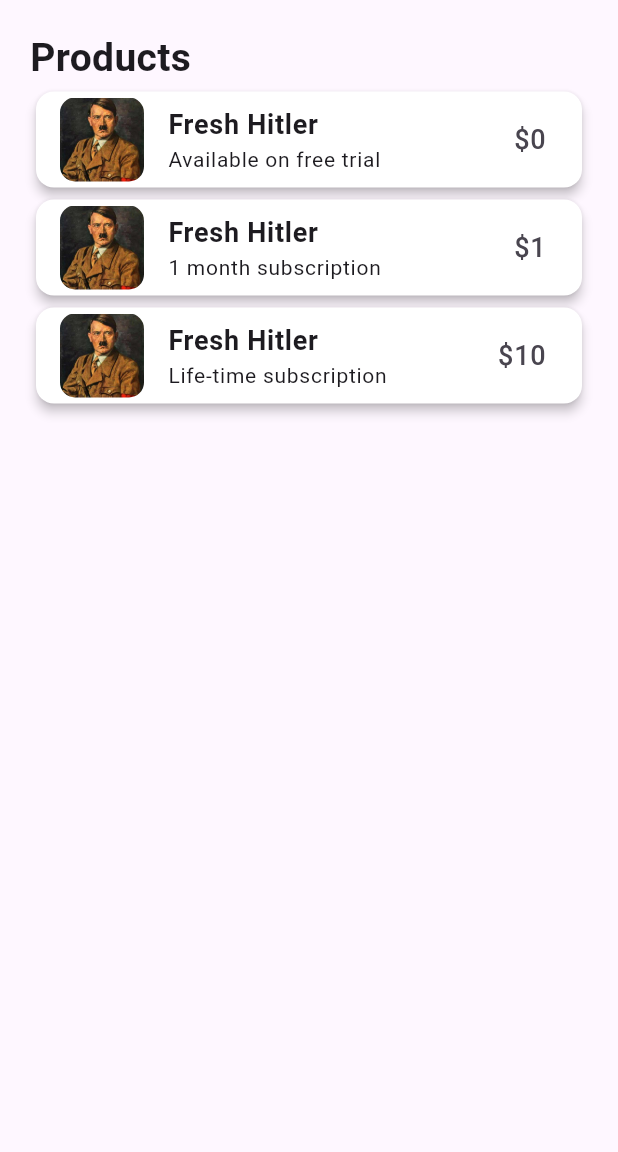
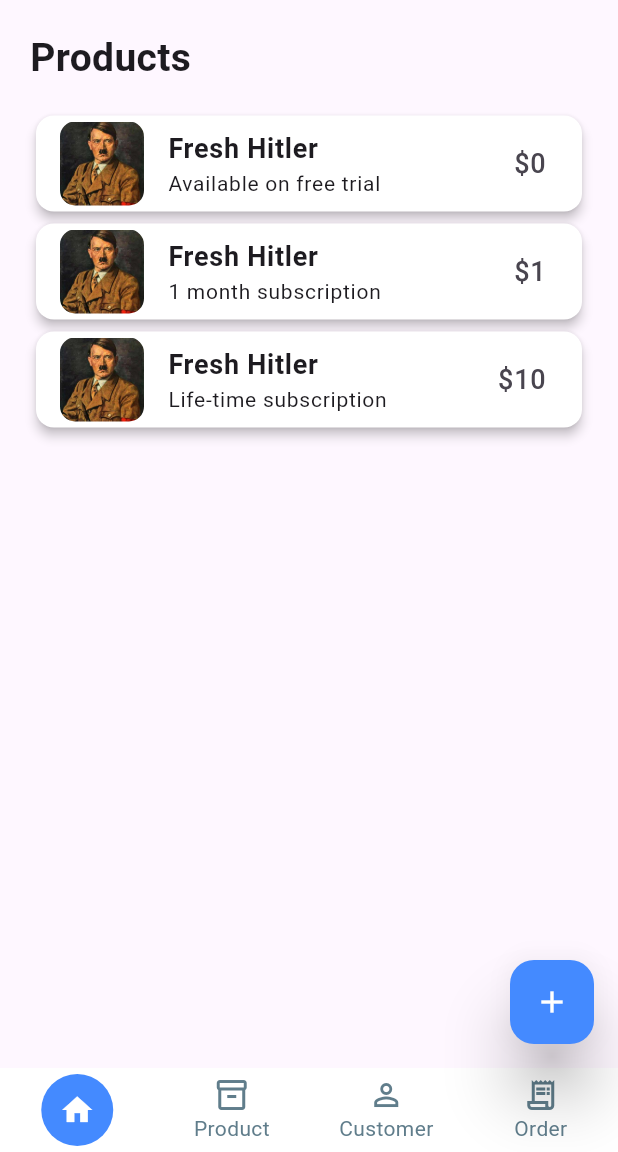
Before and after one commit to fasih124/wholesaleAnalyzerApp, a Flutter app: the screen it shows after launch, on a phone screen of 412 x 824 dp, the part 84-1236 px from its top. Run offline on Flutter 3.47's test engine with Material 3 defaults, Android fonts, the phone set to English and light mode, and no system bars; drawn by our look-alikes of flutter_snake_navigationbar.

Commit message:
Product screen ready for backend.

```diff
--- a/lib/main.dart
+++ b/lib/main.dart
@@ -21,6 +21,7 @@ class MyApp extends StatelessWidget {
       routes: {
         '/signup': (context) => const SignUp(title: _title,),
         '/login': (context) => const LogIn(title: _title,),
+        '/settings':(context) => const Settings(),
       },
     );
   }
--- a/lib/views/products.dart
+++ b/lib/views/products.dart
@@ -1,20 +1,30 @@
+//dependency: flutter_snake_navigationbar: ^0.6.1
 import 'package:flutter/material.dart';
+import 'package:flutter_snake_navigationbar/flutter_snake_navigationbar.dart';
 
-class Products extends StatelessWidget {
+class Products extends StatefulWidget {
+  final String _title;
+
   const Products({
     super.key,
     required String title,
   }) : _title = title;
 
-  final String _title;
+  @override
+  State<Products> createState() => _ProductsState();
+}
+
+class _ProductsState extends State<Products> {
+  int _selectedItemPosition = 0; //for navigation bar
 
   @override
   Widget build(BuildContext context) {
     return Scaffold(
+      //backgroundColor: Colors.white,
       appBar: AppBar(
         backgroundColor: Colors.blueAccent,
         title: Text(
-          _title,
+          widget._title,
           style: const TextStyle(
             color: Colors.white,
             fontWeight: FontWeight.bold,
@@ -25,7 +35,9 @@ class Products extends StatelessWidget {
           Padding(
             padding: const EdgeInsets.all(8.0),
             child: IconButton(
-              onPressed: () {},
+              onPressed: () {
+                Navigator.pushNamed(context, '/settings');
+              },
               icon: const Icon(
                 Icons.settings,
                 color: Colors.white,
@@ -35,7 +47,9 @@ class Products extends StatelessWidget {
           ),
         ],
       ),
-      body: Padding(
+      body: SingleChildScrollView(
+        scrollDirection: Axis.vertical,
+        child: Padding(
           padding: const EdgeInsets.all(20.0),
           child: Column(
             crossAxisAlignment: CrossAxisAlignment.start,
@@ -46,6 +60,9 @@ class Products extends StatelessWidget {
                   fontSize: 26,
                   fontWeight: FontWeight.bold,
                 ),
+              ),
+              const SizedBox(
+                height: 16,
               ),
               Card(
                 elevation: 3,
@@ -149,10 +166,58 @@ class Products extends StatelessWidget {
                   ),
                 ),
               ),
+
               //Placeholder()
             ],
           ),
         ),
+      ),
+      floatingActionButton: FloatingActionButton(
+          elevation: 18,
+          onPressed: () {},
+          backgroundColor: Colors.blueAccent,
+          child: IconButton(
+            onPressed: () {},
+            icon: const Icon(
+              Icons.add,
+              color: Colors.white,
+            ),
+          ),
+      ),
+      floatingActionButtonLocation: FloatingActionButtonLocation.endFloat,
+
+      bottomNavigationBar: SnakeNavigationBar.color(
+        backgroundColor: Colors.white,
+        behaviour: SnakeBarBehaviour.floating,
+        snakeShape: SnakeShape.circle,
+        //shape: RoundedRectangleBorder(borderRadius: BorderRadius.circular(20)),
+        padding: const EdgeInsets.all(0),
+
+        ///configuration for SnakeNavigationBar.color
+        snakeViewColor: Colors.blueAccent,
+        selectedItemColor: Colors.white,
+        unselectedItemColor: Colors.blueGrey,
+
+        ///configuration for SnakeNavigationBar.gradient
+        //snakeViewGradient:
+        //selectedItemGradient: snakeShape == SnakeShape.indicator ? selectedGradient : null,
+        //unselectedItemGradient: unselectedGradient,
+
+        showUnselectedLabels: true,
+        showSelectedLabels: true,
+
+        currentIndex: _selectedItemPosition,
+        onTap: (index) => setState(() => _selectedItemPosition = index),
+        items: const [
+          BottomNavigationBarItem(icon: Icon(Icons.home), label: 'Home'),
+          BottomNavigationBarItem(
+              icon: Icon(Icons.inventory_2_outlined), label: 'Product'),
+          BottomNavigationBarItem(
+              icon: Icon(Icons.person_outline), label: 'Customer'),
+          BottomNavigationBarItem(
+              icon: Icon(Icons.receipt_long_outlined), label: 'Order'),
+        ],
+      ),
     );
   }
 }
--- a/pubspec.yaml
+++ b/pubspec.yaml
@@ -35,6 +35,7 @@ dependencies:
   # The following adds the Cupertino Icons font to your application.
   # Use with the CupertinoIcons class for iOS style icons.
   cupertino_icons: ^1.0.6
+  flutter_snake_navigationbar: ^0.6.1
 
 dev_dependencies:
   flutter_test:
```
Also changed, not shown: pubspec.lock. Lines whose indentation alone changed are shown as unchanged.
